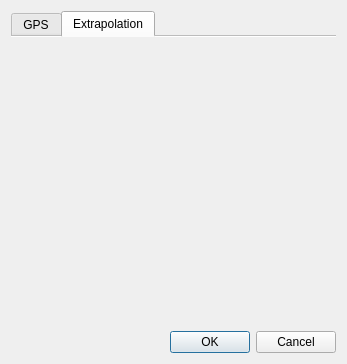
The window that calibrationdialog.ui (myshak/ss13telesmap) describes before a commit, drawn with Qt 5.
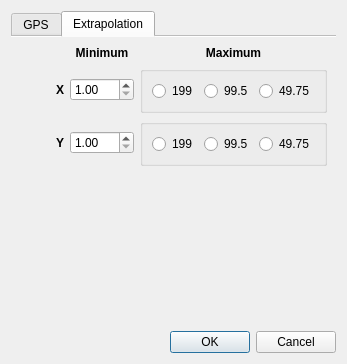
The same window after the commit. The open tabs and pages were chosen to show the change.

The edit to the form file:
```diff
--- a/calibrationdialog.ui
+++ b/calibrationdialog.ui
@@ -317,6 +317,199 @@
       <attribute name="title">
        <string>Extrapolation</string>
       </attribute>
+      <layout class="QGridLayout" name="gridLayout_5">
+       <item row="0" column="4" colspan="2">
+        <widget class="QLabel" name="label_12">
+         <property name="font">
+          <font>
+           <weight>75</weight>
+           <bold>true</bold>
+          </font>
+         </property>
+         <property name="text">
+          <string>Maximum</string>
+         </property>
+         <property name="alignment">
+          <set>Qt::AlignCenter</set>
+         </property>
+        </widget>
+       </item>
+       <item row="1" column="3">
+        <widget class="QDoubleSpinBox" name="edit_minx">
+         <property name="alignment">
+          <set>Qt::AlignLeading|Qt::AlignLeft|Qt::AlignVCenter</set>
+         </property>
+         <property name="minimum">
+          <double>1.000000000000000</double>
+         </property>
+         <property name="maximum">
+          <double>500.000000000000000</double>
+         </property>
+        </widget>
+       </item>
+       <item row="2" column="4" colspan="2">
+        <widget class="QGroupBox" name="groupBox_4">
+         <property name="title">
+          <string/>
+         </property>
+         <property name="flat">
+          <bool>false</bool>
+         </property>
+         <layout class="QGridLayout" name="gridLayout_7">
+          <item row="0" column="0">
+           <widget class="QRadioButton" name="max_y_1">
+            <property name="text">
+             <string>199</string>
+            </property>
+            <attribute name="buttonGroup">
+             <string notr="true">y_max_group</string>
+            </attribute>
+           </widget>
+          </item>
+          <item row="0" column="1">
+           <widget class="QRadioButton" name="max_y_2">
+            <property name="text">
+             <string>99.5</string>
+            </property>
+            <attribute name="buttonGroup">
+             <string notr="true">y_max_group</string>
+            </attribute>
+           </widget>
+          </item>
+          <item row="0" column="2">
+           <widget class="QRadioButton" name="max_y_4">
+            <property name="text">
+             <string>49.75</string>
+            </property>
+            <attribute name="buttonGroup">
+             <string notr="true">y_max_group</string>
+            </attribute>
+           </widget>
+          </item>
+         </layout>
+        </widget>
+       </item>
+       <item row="1" column="1">
+        <widget class="QLabel" name="label_9">
+         <property name="font">
+          <font>
+           <weight>75</weight>
+           <bold>true</bold>
+          </font>
+         </property>
+         <property name="text">
+          <string>X</string>
+         </property>
+        </widget>
+       </item>
+       <item row="0" column="3">
+        <widget class="QLabel" name="label_10">
+         <property name="font">
+          <font>
+           <weight>75</weight>
+           <bold>true</bold>
+          </font>
+         </property>
+         <property name="text">
+          <string>Minimum</string>
+         </property>
+         <property name="alignment">
+          <set>Qt::AlignCenter</set>
+         </property>
+        </widget>
+       </item>
+       <item row="2" column="3">
+        <widget class="QDoubleSpinBox" name="edit_miny">
+         <property name="minimum">
+          <double>1.000000000000000</double>
+         </property>
+         <property name="maximum">
+          <double>500.000000000000000</double>
+         </property>
+        </widget>
+       </item>
+       <item row="1" column="4" colspan="2">
+        <widget class="QGroupBox" name="groupBox_3">
+         <property name="title">
+          <string/>
+         </property>
+         <property name="flat">
+          <bool>false</bool>
+         </property>
+         <layout class="QGridLayout" name="gridLayout_6">
+          <item row="0" column="1">
+           <widget class="QRadioButton" name="max_x_2">
+            <property name="text">
+             <string>99.5</string>
+            </property>
+            <attribute name="buttonGroup">
+             <string notr="true">x_max_group</string>
+            </attribute>
+           </widget>
+          </item>
+          <item row="0" column="2">
+           <widget class="QRadioButton" name="max_x_4">
+            <property name="text">
+             <string>49.75</string>
+            </property>
+            <attribute name="buttonGroup">
+             <string notr="true">x_max_group</string>
+            </attribute>
+           </widget>
+          </item>
+          <item row="0" column="0">
+           <widget class="QRadioButton" name="max_x_1">
+            <property name="text">
+             <string>199</string>
+            </property>
+            <attribute name="buttonGroup">
+             <string notr="true">x_max_group</string>
+            </attribute>
+           </widget>
+          </item>
+         </layout>
+        </widget>
+       </item>
+       <item row="2" column="1">
+        <widget class="QLabel" name="label_11">
+         <property name="font">
+          <font>
+           <weight>75</weight>
+           <bold>true</bold>
+          </font>
+         </property>
+         <property name="text">
+          <string>Y</string>
+         </property>
+        </widget>
+       </item>
+       <item row="3" column="4">
+        <spacer name="verticalSpacer">
+         <property name="orientation">
+          <enum>Qt::Vertical</enum>
+         </property>
+         <property name="sizeHint" stdset="0">
+          <size>
+           <width>20</width>
+           <height>40</height>
+          </size>
+         </property>
+        </spacer>
+       </item>
+       <item row="2" column="0">
+        <spacer name="horizontalSpacer_3">
+         <property name="orientation">
+          <enum>Qt::Horizontal</enum>
+         </property>
+         <property name="sizeHint" stdset="0">
+          <size>
+           <width>40</width>
+           <height>20</height>
+          </size>
+         </property>
+        </spacer>
+       </item>
+      </layout>
      </widget>
     </widget>
    </item>
```
Left out of the diff: 70 changed lines with no effect on the pictures.
